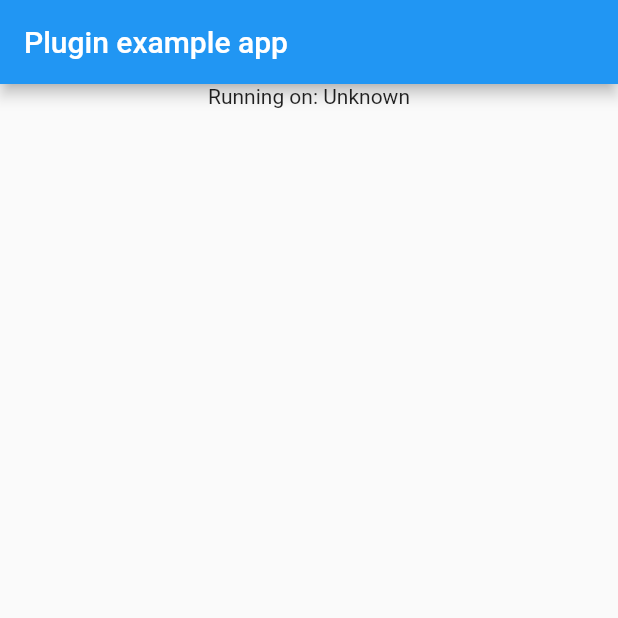
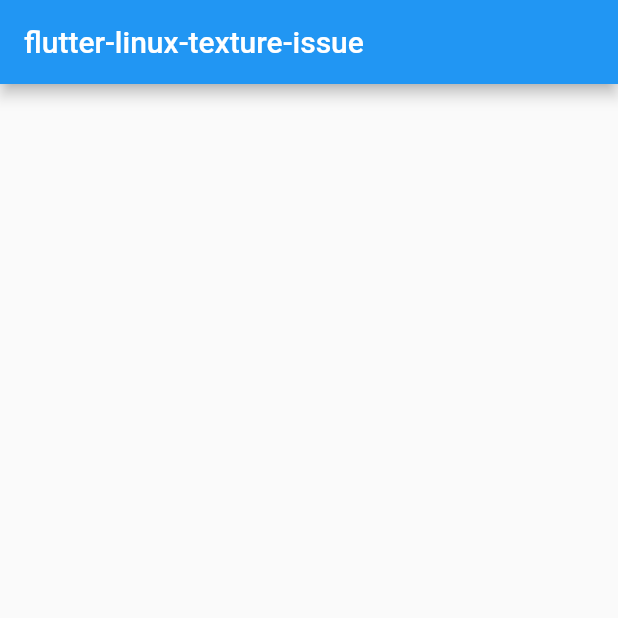
Before and after one commit to alexmercerind/flutter-linux-texture-issue, a Flutter app: the screen it shows after launch, on a phone screen of 412 x 824 dp, the top half of it. Run offline on Flutter 3.47's test engine with Material 2 defaults, Android fonts, the phone set to English and light mode, and no system bars; missing offline and left inert: dart:ffi.

Commit message:
chore: clean-up

```diff
--- a/example/lib/main.dart
+++ b/example/lib/main.dart
@@ -11,15 +11,14 @@ class MyApp extends StatefulWidget {
 }
 
 class _MyAppState extends State<MyApp> {
-  String _platformVersion = 'Unknown';
-  int? textureID;
+  int? textureId;
 
   @override
   void initState() {
     super.initState();
     ExternalTexture.registerTexture().then((id) {
       setState(() {
-        textureID = id;
+        textureId = id;
       });
     });
   }
@@ -29,16 +28,11 @@ class _MyAppState extends State<MyApp> {
     return MaterialApp(
       home: Scaffold(
         appBar: AppBar(
-          title: const Text('Plugin example app'),
+          title: const Text('flutter-linux-texture-issue'),
         ),
-        body: Center(
-          child: Column(children: [
-            textureID == null
-                ? const SizedBox()
-                : Expanded(child: Texture(textureId: textureID!)),
-            Text('Running on: $_platformVersion\n')
-          ]),
-        ),
+        body: textureId == null
+            ? const SizedBox()
+            : Texture(textureId: textureId!),
       ),
     );
   }
```
